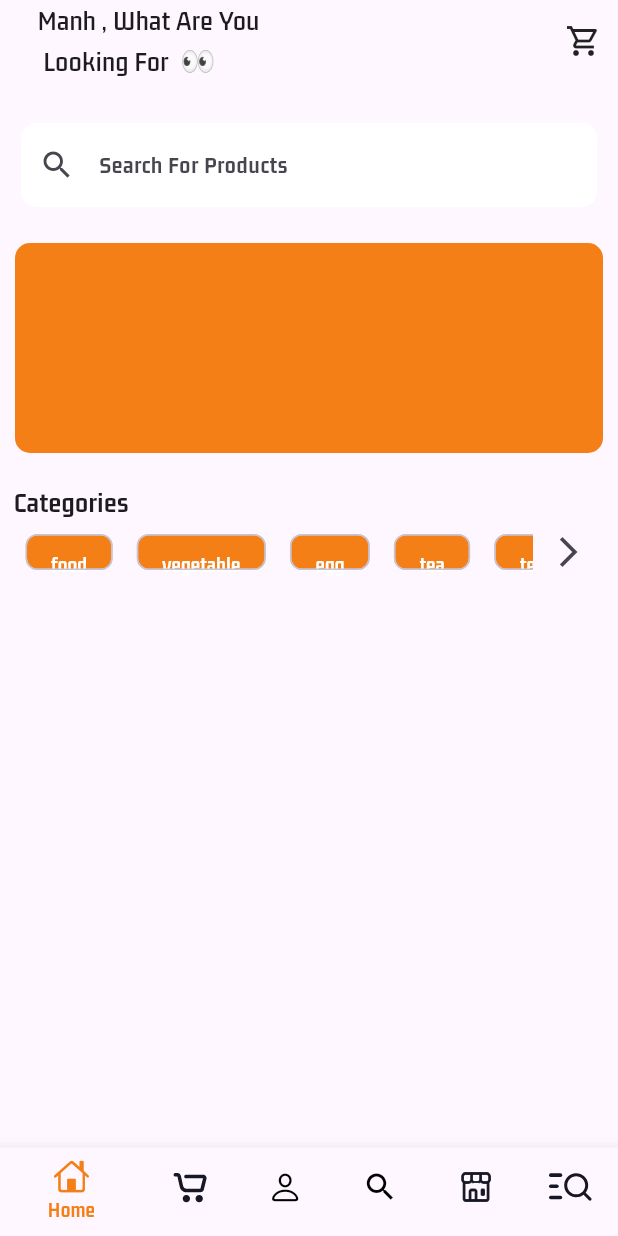
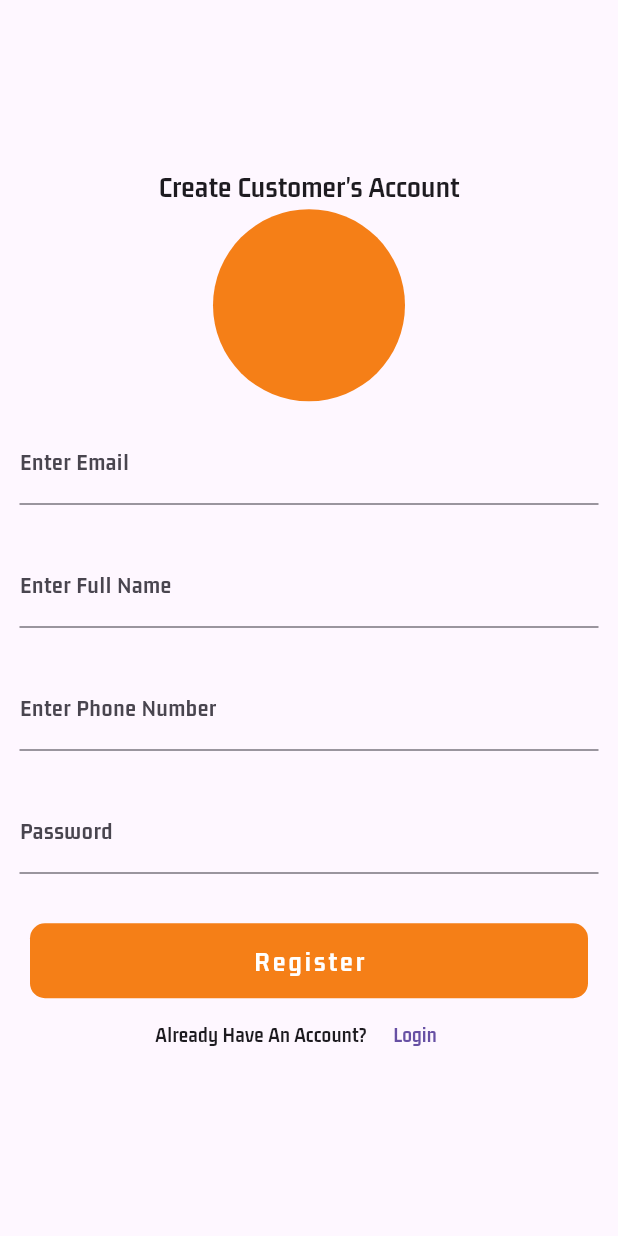
Before and after one commit to manhhh1108/E-commerce, a Flutter app: the screen it shows after launch, on a phone screen of 412 x 824 dp. Run offline on Flutter 3.47's test engine with Material 3 defaults, Android fonts, the phone set to English and light mode, and no system bars; our stand-ins replace cloud_firestore, firebase_auth, firebase_core, firebase_storage, flutter_svg; accounts and stored records are empty.

Commit message:
add login and register

```diff
--- /dev/null
+++ b/lib/controllers/auth_cotroller.dart
@@ -0,0 +1,64 @@
+import 'package:cloud_firestore/cloud_firestore.dart';
+import 'package:firebase_auth/firebase_auth.dart';
+import 'package:firebase_storage/firebase_storage.dart';
+
+class AuthController {
+  final FirebaseAuth _auth = FirebaseAuth.instance;
+  final FirebaseFirestore _firestore = FirebaseFirestore.instance;
+  Future<String> signUpUsers(String email, String fullName, String phoneNumber,
+      String password) async {
+    String res = 'Some error occured';
+    try {
+      if (email.isNotEmpty &&
+          fullName.isNotEmpty &&
+          phoneNumber.isNotEmpty &&
+          password.isNotEmpty) {
+        UserCredential cred = await _auth.createUserWithEmailAndPassword(
+            email: email, password: password);
+
+        await _firestore.collection('buyers').doc(cred.user!.uid).set({
+          'email': email,
+          'fullName': fullName,
+          'phoneNumber': phoneNumber,
+          'password': password,
+          'buyerId': cred.user!.uid,
+          'address': '',
+        });
+      } else {
+        res = 'Please fields must not be empty';
+      }
+    } catch (e) {}
+    return res;
+  }
+
+  Future<String> loginUsers(String email, String password) async {
+    String res = 'Some error occurred';
+    try {
+      if (email.isNotEmpty && password.isNotEmpty) {
+        // Đăng nhập với Firebase Authentication
+        await FirebaseAuth.instance.signInWithEmailAndPassword(
+          email: email,
+          password: password,
+        );
+        res = 'success'; // Đăng nhập thành công
+      } else {
+        res = 'Fields must not be empty';
+      }
+    } on FirebaseAuthException catch (e) {
+      // Xử lý các lỗi phổ biến
+      if (e.code == 'user-not-found') {
+        res = 'No user found for that email.';
+      } else if (e.code == 'wrong-password') {
+        res = 'Incorrect password.';
+      } else if (e.code == 'invalid-email') {
+        res = 'The email address is badly formatted.';
+      } else {
+        res = e.message ?? 'Authentication failed';
+      }
+    } catch (e) {
+      res = 'An error occurred: ${e.toString()}';
+    }
+    return res;
+  }
+
+}
--- a/lib/main.dart
+++ b/lib/main.dart
@@ -3,6 +3,7 @@ import 'dart:io';
 import 'package:firebase_core/firebase_core.dart';
 import 'package:flutter/material.dart';
 import 'package:flutter/services.dart';
+import 'package:multi_store/views/buyers/auth/register_screen.dart';
 import 'package:multi_store/views/buyers/main_screen.dart';
 
 void main() async {
@@ -32,7 +33,7 @@ class MyApp extends StatelessWidget {
       debugShowCheckedModeBanner: false,
       title: 'Flutter Demo',
       theme: ThemeData(primarySwatch: Colors.blue, fontFamily: 'Brand-Bold'),
-      home: MainScreen(),
+      home: RegisterScreen(),
     );
   }
 }
--- /dev/null
+++ b/lib/views/buyers/auth/register_screen.dart
@@ -0,0 +1,185 @@
+import 'package:flutter/material.dart';
+import 'package:multi_store/controllers/auth_cotroller.dart';
+import 'package:multi_store/utils/show_snackBar.dart';
+import 'package:multi_store/views/buyers/auth/login_screen.dart';
+
+class RegisterScreen extends StatefulWidget {
+  @override
+  State<RegisterScreen> createState() => _RegisterScreenState();
+}
+
+class _RegisterScreenState extends State<RegisterScreen> {
+  final AuthController _authController = AuthController();
+
+  final GlobalKey<FormState> _formKey = GlobalKey<FormState>();
+
+  late String email;
+
+  late String fullName;
+
+  late String phoneNumber;
+
+  late String password;
+
+  bool _isLoading = false;
+
+  _signUpUser() async {
+    setState(() {
+      _isLoading = true;
+    });
+    if(_formKey.currentState!.validate()){
+      await _authController.signUpUsers(
+          email, fullName, phoneNumber, password).whenComplete((){
+            setState(() {
+              _formKey.currentState!.reset();
+              _isLoading = false;
+            });
+      });
+
+      return showSnack(context, 'Congratulations account has been created');
+
+    }else{
+      setState(() {
+        _isLoading = false;
+      });
+      return showSnack(context, 'Please fields must not be empty');
+    }
+  }
+
+  @override
+  Widget build(BuildContext context) {
+    return Scaffold(
+      body: Center(
+        child: SingleChildScrollView(
+          child: Form(
+            key: _formKey,
+            child: Column(
+              mainAxisAlignment: MainAxisAlignment.center,
+              children: [
+                Text(
+                  "Create Customer's Account",
+                  style: TextStyle(
+                    fontSize: 20,
+                  ),
+                ),
+                CircleAvatar(
+                  radius: 64,
+                  backgroundColor: Colors.yellow.shade900,
+                ),
+                Padding(
+                  padding: const EdgeInsets.all(13.0),
+                  child: TextFormField(
+                    validator: (value) {
+                      if (value!.isEmpty) {
+                        return 'Please email must be not empty';
+                      } else {
+                        return null;
+                      }
+                    },
+                    onChanged: (value) {
+                      email = value;
+                    },
+                    decoration: InputDecoration(labelText: 'Enter Email'),
+                  ),
+                ),
+                Padding(
+                  padding: const EdgeInsets.all(13.0),
+                  child: TextFormField(
+                    validator: (value) {
+                      if (value!.isEmpty) {
+                        return 'Please full name must be not empty';
+                      } else {
+                        return null;
+                      }
+                    },
+                    onChanged: (value) {
+                      fullName = value;
+                    },
+                    decoration: InputDecoration(labelText: 'Enter Full Name'),
+                  ),
+                ),
+                Padding(
+                  padding: const EdgeInsets.all(13.0),
+                  child: TextFormField(
+                    validator: (value) {
+                      if (value!.isEmpty) {
+                        return 'Please phone number must be not empty';
+                      } else {
+                        return null;
+                      }
+                    },
+                    onChanged: (value) {
+                      phoneNumber = value;
+                    },
+                    decoration: InputDecoration(labelText: 'Enter Phone Number'),
+                  ),
+                ),
+                Padding(
+                  padding: const EdgeInsets.all(13.0),
+                  child: TextFormField(
+                    obscureText: true,
+                    validator: (value) {
+                      if (value!.isEmpty) {
+                        return 'Please password must be not empty';
+                      } else {
+                        return null;
+                      }
+                    },
+                    onChanged: (value) {
+                      password = value;
+                    },
+                    decoration: InputDecoration(labelText: 'Password'),
+                  ),
+                ),
+                SizedBox(
+                  height: 20,
+                ),
+                GestureDetector(
+                  onTap: () {
+                    _signUpUser();
+                  },
+                  child: Container(
+                    width: MediaQuery.of(context).size.width - 40,
+                    height: 50,
+                    decoration: BoxDecoration(
+                      color: Colors.yellow.shade900,
+                      borderRadius: BorderRadius.circular(10),
+                    ),
+                    child: Center(
+                      child: _isLoading ? CircularProgressIndicator(
+                        color: Colors.white,
+                      ):Text(
+                        'Register',
+                        style: TextStyle(
+                            color: Colors.white,
+                            fontSize: 19,
+                            fontWeight: FontWeight.bold,
+                            letterSpacing: 2),
+                      ),
+                    ),
+                  ),
+                ),
+                Row(
+                  mainAxisAlignment: MainAxisAlignment.center,
+                  children: [
+                    Text('Already Have An Account?'),
+                    TextButton(
+                        onPressed: () {
+                          Navigator.push(
+                            context,
+                            MaterialPageRoute(builder: (context) {
+                              return LoginScreen();
+                            }),
+                          );
+                        },
+                        child: Text('Login'))
+                  ],
+                ),
+              ],
+            ),
+          ),
+        ),
+      ),
+    );
+  }
+}
--- a/pubspec.yaml
+++ b/pubspec.yaml
@@ -41,6 +41,7 @@ dependencies:
   firebase_auth: ^5.3.2
   firebase_storage: ^12.3.5
   image_picker: ^1.1.2
+  encrypt: ^5.0.0
 
 
 dev_dependencies:
```
Also changed, not shown: lib/utils/show_snackBar.dart (added, +10 -0 lines), lib/views/buyers/auth/login_screen.dart (added, +121 -0 lines), pubspec.lock.
